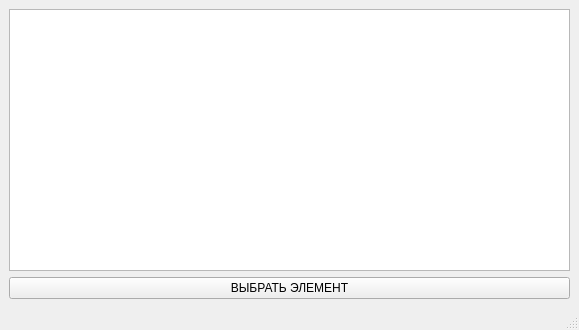
Before: the Qt Designer form mainwindow.ui in igoryavk/Selector, drawn with Qt 5.
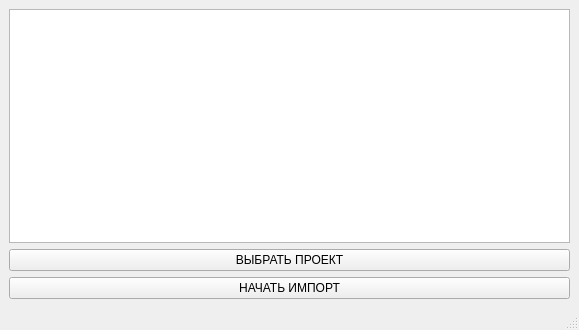
After: the same form once the commit is applied.

Commit message: Изменил Заголовок окна и названия кнопок, чтобы сделать из Selector Importer

```diff
--- a/mainwindow.ui
+++ b/mainwindow.ui
@@ -21,7 +21,14 @@
     <item>
      <widget class="QPushButton" name="pushButton">
       <property name="text">
-       <string>ВЫБРАТЬ ЭЛЕМЕНТ</string>
+       <string>ВЫБРАТЬ ПРОЕКТ</string>
+      </property>
+     </widget>
+    </item>
+    <item>
+     <widget class="QPushButton" name="pushButton_2">
+      <property name="text">
+       <string>НАЧАТЬ ИМПОРТ</string>
       </property>
      </widget>
     </item>
```
Left out of the diff: 2 changed lines with no effect on the pictures. The commit also changes 2 other files.
